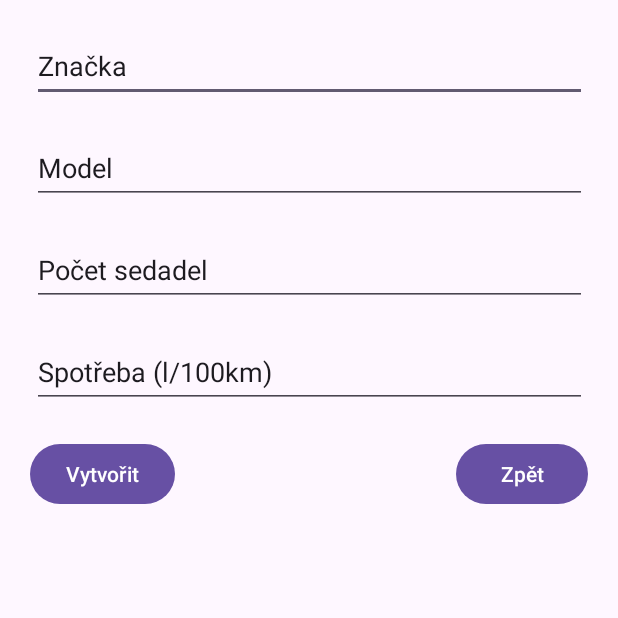
After one commit to Palkitch/BMTA_Palka_Kodytek, an Android app: the CreateCarActivity screen opened directly, with no data from a screen before it, on a phone screen of 412 x 824 dp, the top half of it. The commit adds this screen. Run offline under Robolectric (Android 15) with nearby library versions, the phone set to English and light mode, and no system bars.

Commit message:
EDIT celkové implementace kostry aplikace

```diff
--- /dev/null
+++ b/app/src/main/java/com/example/bmta_palka_kodytek/activities/CreateCarActivity.kt
@@ -0,0 +1,28 @@
+package com.example.bmta_palka_kodytek.activities
+
+import android.content.Intent
+import androidx.appcompat.app.AppCompatActivity
+import android.os.Bundle
+import com.example.bmta_palka_kodytek.R
+import com.example.bmta_palka_kodytek.databinding.ActivityCarsPresetsBinding
+import com.example.bmta_palka_kodytek.databinding.ActivityCreateCarBinding
+
+class CreateCarActivity : AppCompatActivity() {
+    private lateinit var binding : ActivityCreateCarBinding
+
+    override fun onCreate(savedInstanceState: Bundle?) {
+        super.onCreate(savedInstanceState)
+        binding = ActivityCreateCarBinding.inflate(layoutInflater)
+        setContentView(binding.root)
+
+        // vytvoří nové auto, uloží do JSON a refreshne aktivitu CarsPresets
+        binding.createCarBtn.setOnClickListener {
+            // TODO odeslat nově vytvořené auto do JSONU a znovu je načist v cars preset
+        }
+
+        // zpatky na Cars presets
+        binding.createBackToCars.setOnClickListener {
+            startActivity(Intent(this, CarsPresetsActivity::class.java))
+        }
+    }
+}
--- /dev/null
+++ b/app/src/main/res/layout/activity_create_car.xml
@@ -0,0 +1,77 @@
+<?xml version="1.0" encoding="utf-8"?>
+<androidx.constraintlayout.widget.ConstraintLayout xmlns:android="http://schemas.android.com/apk/res/android"
+    xmlns:app="http://schemas.android.com/apk/res-auto"
+    xmlns:tools="http://schemas.android.com/tools"
+    android:layout_width="match_parent"
+    android:layout_height="match_parent"
+    tools:context=".activities.CreateCarActivity">
+
+    <Button
+        android:id="@+id/createBackToCars"
+        android:layout_width="wrap_content"
+        android:layout_height="wrap_content"
+        android:layout_marginTop="20dp"
+        android:layout_marginEnd="20dp"
+        android:text="Zpět"
+        app:layout_constraintEnd_toEndOf="parent"
+        app:layout_constraintTop_toBottomOf="@+id/textConsumption" />
+
+    <Button
+        android:id="@+id/createCarBtn"
+        android:layout_width="wrap_content"
+        android:layout_height="wrap_content"
+        android:layout_marginStart="20dp"
+        android:layout_marginTop="20dp"
+        android:text="Vytvořit"
+        app:layout_constraintStart_toStartOf="parent"
+        app:layout_constraintTop_toBottomOf="@+id/textConsumption" />
+
+    <EditText
+        android:id="@+id/textBrand"
+        android:layout_width="370dp"
+        android:layout_height="48dp"
+        android:layout_marginTop="20dp"
+        android:ems="10"
+        android:inputType="text"
+        android:text="Značka"
+        app:layout_constraintEnd_toEndOf="parent"
+        app:layout_constraintStart_toStartOf="parent"
+        app:layout_constraintTop_toTopOf="parent" />
+
+    <EditText
+        android:id="@+id/textModel"
+        android:layout_width="370dp"
+        android:layout_height="48dp"
+        android:layout_marginTop="20dp"
+        android:ems="10"
+        android:inputType="text"
+        android:text="Model"
+        app:layout_constraintEnd_toEndOf="parent"
+        app:layout_constraintStart_toStartOf="parent"
+        app:layout_constraintTop_toBottomOf="@+id/textBrand" />
+
+    <EditText
+        android:id="@+id/textSeats"
+        android:layout_width="370dp"
+        android:layout_height="48dp"
+        android:layout_marginTop="20dp"
+        android:ems="10"
+        android:inputType="text"
+        android:text="Počet sedadel"
+        app:layout_constraintEnd_toEndOf="parent"
+        app:layout_constraintStart_toStartOf="parent"
+        app:layout_constraintTop_toBottomOf="@+id/textModel" />
+
+    <EditText
+        android:id="@+id/textConsumption"
+        android:layout_width="370dp"
+        android:layout_height="48dp"
+        android:layout_marginTop="20dp"
+        android:ems="10"
+        android:inputType="text"
+        android:text="Spotřeba (l/100km)"
+        app:layout_constraintEnd_toEndOf="parent"
+        app:layout_constraintStart_toStartOf="parent"
+        app:layout_constraintTop_toBottomOf="@+id/textSeats" />
+
+</androidx.constraintlayout.widget.ConstraintLayout>
--- a/build.gradle.kts
+++ b/build.gradle.kts
@@ -1,5 +1,6 @@
 // Top-level build file where you can add configuration options common to all sub-projects/modules.
 plugins {
-    id("com.android.application") version "8.1.4" apply false
+    id("com.android.application") version "8.2.1" apply false
     id("org.jetbrains.kotlin.android") version "1.9.0" apply false
+
 }
```
Also changed, not shown: app/build.gradle.kts (+6 -2 lines), app/src/main/AndroidManifest.xml (+10 -1 lines), app/src/main/java/com/example/bmta_palka_kodytek/MainActivity.kt (deleted, +0 -94 lines), app/src/main/java/com/example/bmta_palka_kodytek/activities/CalculateActivity.kt (added, +41 -0 lines), app/src/main/java/com/example/bmta_palka_kodytek/activities/CarsPresetsActivity.kt (added, +58 -0 lines), app/src/main/java/com/example/bmta_palka_kodytek/activities/MainActivity.kt (added, +33 -0 lines), app/src/main/java/com/example/bmta_palka_kodytek/adapter/CarAdapter.kt (added, +44 -0 lines), app/src/main/java/com/example/bmta_palka_kodytek/model/Car.kt (added, +15 -0 lines), app/src/main/java/com/example/bmta_palka_kodytek/objects/Car.kt (deleted, +0 -8 lines), app/src/main/java/com/example/bmta_palka_kodytek/recycler_view/CarAdapter.kt (deleted, +0 -53 lines), app/src/main/java/com/example/bmta_palka_kodytek/recycler_view/CarListFragment.kt (deleted, +0 -79 lines), app/src/main/res/layout/activity_calculate.xml (added, +25 -0 lines), app/src/main/res/layout/activity_cars_presets.xml (added, +41 -0 lines), app/src/main/res/layout/activity_main.xml (+10 -8 lines), 3 more files.
